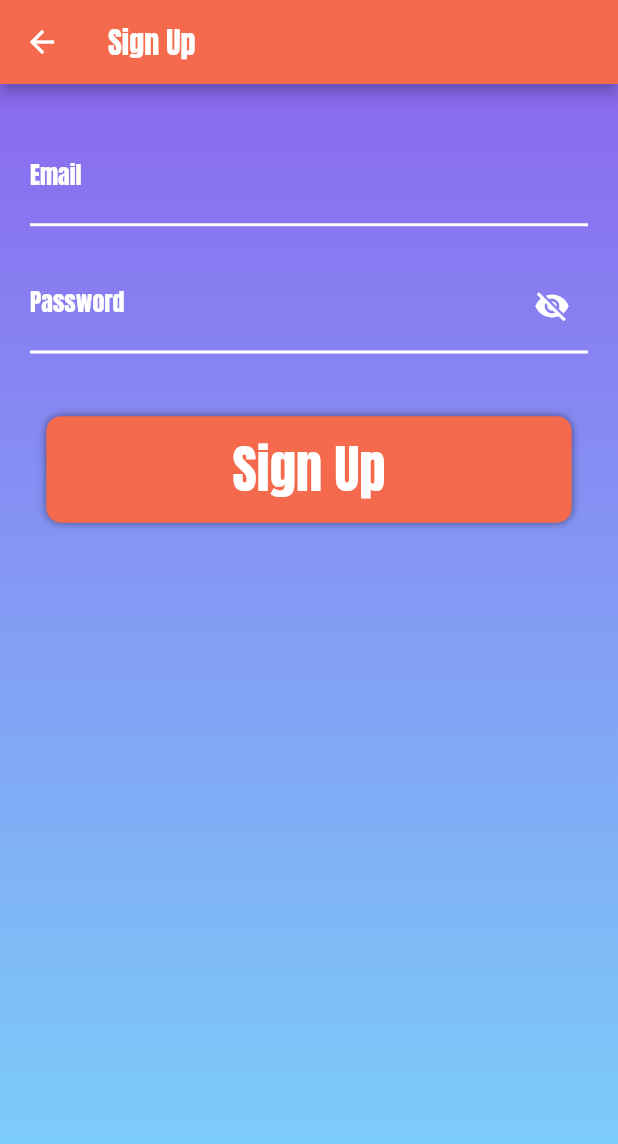
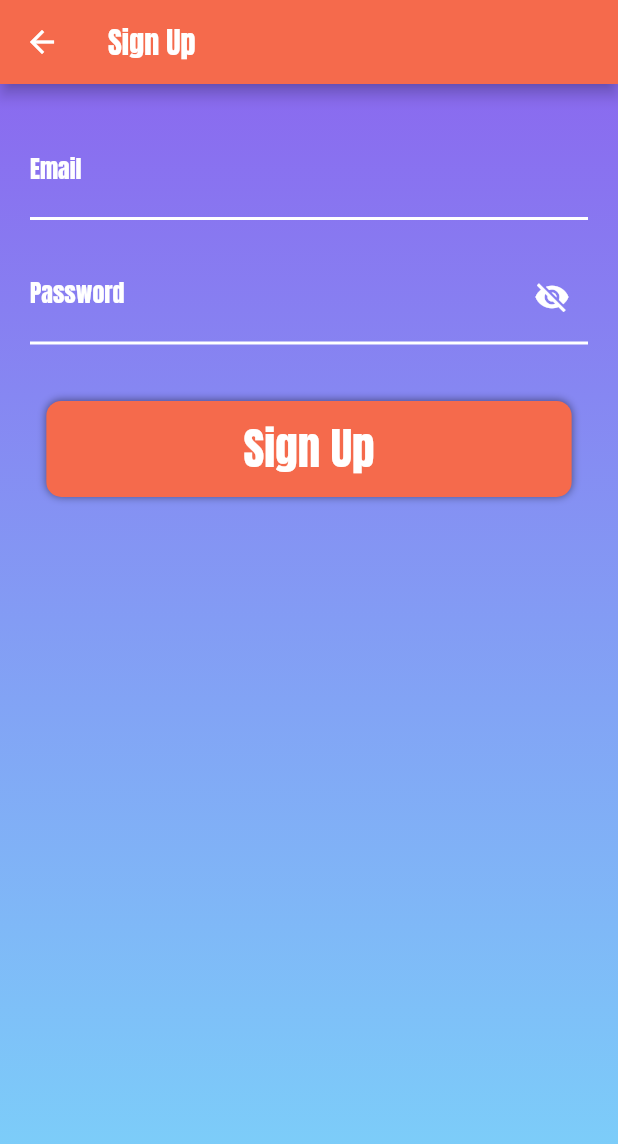
Before and after one commit to guilhermebernava/shop_app, a Flutter app: the screen it shows after launch, after a tap on "Login", after a tap on "or", on a phone screen of 412 x 824 dp. Shown: the top 1144 px of the screen. Run offline on Flutter 3.47's test engine with Material 2 defaults, Android fonts, the phone set to English and light mode, and no system bars; our stand-ins replace custom_radio_grouped_button, firebase_auth, firebase_core, flutter_dotenv, shared_preferences; missing offline and left inert: http_interceptor; accounts and stored records are empty.

Commit message:
ending final ajusts in app

```diff
--- a/lib/app.dart
+++ b/lib/app.dart
@@ -2,6 +2,7 @@ import 'package:flutter/material.dart';
 import 'package:provider/provider.dart';
 import 'package:shop_app/helpers/custom_router.dart';
 import 'package:shop_app/providers/auth.dart';
+import 'package:shop_app/providers/button_provider.dart';
 import 'package:shop_app/providers/cart_provider.dart';
 import 'package:shop_app/providers/order_provider.dart';
 import 'package:shop_app/providers/product_detail_provider.dart';
@@ -35,11 +36,9 @@ class App extends StatelessWidget {
             return const MaterialApp(
               debugShowCheckedModeBanner: false,
               home: Center(
-                child: Center(
-                  child: CircularProgressIndicator(
-                    color: AppColors.darkGreen,
-                    strokeWidth: 10,
-                  ),
+                child: CircularProgressIndicator(
+                  color: AppColors.darkGreen,
+                  strokeWidth: 10,
                 ),
               ),
             );
@@ -65,6 +64,9 @@ class App extends StatelessWidget {
                   create: (_) => OrderProvider(),
                   update: (_, auth, orderProvider) =>
                       orderProvider!..update(auth.token, auth.userId),
+                ),
+                ChangeNotifierProvider(
+                  create: (_) => ButtonProvider(),
                 ),
               ],
               child: Consumer<Auth>(
--- /dev/null
+++ b/lib/providers/button_provider.dart
@@ -0,0 +1,15 @@
+import 'package:flutter/material.dart';
+
+class ButtonProvider with ChangeNotifier {
+  bool _canClick = true;
+
+  bool get canClick => _canClick;
+
+  Future timeoutCanClick(int seconds) async {
+    _canClick = false;
+    notifyListeners();
+    await Future.delayed(Duration(seconds: seconds));
+    _canClick = true;
+    notifyListeners();
+  }
+}
--- a/lib/providers/products_provider.dart
+++ b/lib/providers/products_provider.dart
@@ -188,7 +188,7 @@ class ProductsProvider with ChangeNotifier {
   void _updateUserProducts(ProductModel model, String id) {
     final existProduct = ListServices.firstProduct(_userProducts, model);
     if (existProduct.id == '-1') {
-      _products.add(ProductModel(
+      _userProducts.add(ProductModel(
         id: id,
         title: model.title,
         description: model.description,
--- a/lib/screens/login/login.dart
+++ b/lib/screens/login/login.dart
@@ -1,7 +1,10 @@
 import 'package:flutter/material.dart';
+import 'package:provider/provider.dart';
+import 'package:shop_app/providers/button_provider.dart';
 import 'package:shop_app/screens/login/login_controller.dart';
 import 'package:shop_app/services/route_services.dart';
 import 'package:shop_app/themes/app_colors.dart';
+import 'package:shop_app/widgets/login_button.dart';
 import 'package:shop_app/widgets/login_inputs.dart';
 import 'package:shop_app/widgets/login_background.dart';
 
@@ -96,17 +99,38 @@ class _LoginState extends State<Login> with SingleTickerProviderStateMixin {
               opacity: _opacityAnimation,
               child: Form(
                 key: controller.formKey,
-                child: LoginInputs(
-                  onTap: () {
-                    controller.loginUser(context).then((value) =>
-                        RouteServices.redirectNoReturn(value, '/', context));
-                  },
-                  size: size,
-                  validatorEmail: (value) => controller.emailValidator(value),
-                  validatorPassword: (value) =>
-                      controller.passwordValidator(value),
-                  emailController: controller.emailController,
-                  passwordController: controller.passwordController,
+                child: Column(
+                  children: [
+                    LoginInputs(
+                      size: size,
+                      validatorEmail: (value) =>
+                          controller.emailValidator(value),
+                      validatorPassword: (value) =>
+                          controller.passwordValidator(value),
+                      emailController: controller.emailController,
+                      passwordController: controller.passwordController,
+                    ),
+                    Consumer<ButtonProvider>(
+                      builder: (context, buttonProvider, child) => LoginButton(
+                        context: context,
+                        size: size,
+                        canClick: buttonProvider.canClick,
+                        onTap: () {
+                          if (buttonProvider.canClick) {
+                            buttonProvider.timeoutCanClick(2);
+
+                            controller.loginUser(context).then((value) {
+                              if (value) {
+                                RouteServices.redirectNoReturn(
+                                    value, '/', context);
+                              }
+                            });
+                          }
+                        },
+                        isLogin: true,
+                      ),
+                    )
+                  ],
                 ),
               ),
             ),
--- a/lib/screens/sign_up/sign_up.dart
+++ b/lib/screens/sign_up/sign_up.dart
@@ -1,6 +1,9 @@
 import 'package:flutter/material.dart';
+import 'package:provider/provider.dart';
+import 'package:shop_app/providers/button_provider.dart';
 import 'package:shop_app/screens/sign_up/sign_up_controller.dart';
 import 'package:shop_app/services/route_services.dart';
+import 'package:shop_app/widgets/login_button.dart';
 import 'package:shop_app/widgets/login_inputs.dart';
 import 'package:shop_app/widgets/login_background.dart';
 
@@ -24,18 +27,38 @@ class SingUp extends StatelessWidget {
           children: [
             Form(
               key: controller.formKey,
-              child: LoginInputs(
-                onTap: () {
-                  controller.createUser(context).then((value) =>
-                      RouteServices.redirectNoReturn(value, '/', context));
-                },
-                isLogin: false,
+              child: Column(
+                mainAxisAlignment: MainAxisAlignment.center,
+                children: [
+                  LoginInputs(
                     size: size,
                     validatorEmail: (value) => controller.emailValidator(value),
                     validatorPassword: (value) =>
                         controller.passwordValidator(value),
                     emailController: controller.emailController,
                     passwordController: controller.passwordController,
+                  ),
+                  Consumer<ButtonProvider>(
+                    builder: (context, buttonProvider, child) => LoginButton(
+                      context: context,
+                      size: size,
+                      canClick: buttonProvider.canClick,
+                      onTap: () {
+                        if (buttonProvider.canClick) {
+                          buttonProvider.timeoutCanClick(2);
+
+                          controller.createUser(context).then((value) {
+                            if (value) {
+                              RouteServices.redirectNoReturn(
+                                  value, '/', context);
+                            }
+                          });
+                        }
+                      },
+                      isLogin: false,
+                    ),
+                  )
+                ],
               ),
             )
           ],
--- /dev/null
+++ b/lib/widgets/login_button.dart
@@ -0,0 +1,81 @@
+import 'package:flutter/material.dart';
+import 'package:shop_app/widgets/save_button.dart';
+
+import '../screens/sign_up/sign_up.dart';
+import '../themes/app_colors.dart';
+
+class LoginButton extends Padding {
+  LoginButton({
+    Key? key,
+    required Size size,
+    required bool canClick,
+    required VoidCallback onTap,
+    required bool isLogin,
+    required BuildContext context,
+  }) : super(
+          key: key,
+          padding: const EdgeInsets.symmetric(
+            vertical: 20,
+          ),
+          child: Column(
+            children: [
+              CustomTextButton(
+                width: size.width * 0.85,
+                onTap: onTap,
+                text: canClick
+                    ? Text(
+                        isLogin ? 'Login' : 'Sign Up',
+                        textAlign: TextAlign.center,
+                        style: const TextStyle(
+                          color: AppColors.white,
+                          fontSize: 30,
+                        ),
+                      )
+                    : const Center(
+                        child: CircularProgressIndicator(
+                          color: AppColors.white,
+                          strokeWidth: 3,
+                        ),
+                      ),
+                color: AppColors.orange,
+              ),
+              const SizedBox(
+                height: 20,
+              ),
+              isLogin
+                  ? InkWell(
+                      onTap: () {
+                        Navigator.pushNamed(
+                          context,
+                          SingUp.route,
+                        );
+                      },
+                      child: Row(
+                        mainAxisAlignment: MainAxisAlignment.center,
+                        crossAxisAlignment: CrossAxisAlignment.center,
+                        children: const [
+                          Text(
+                            'or',
+                            style: TextStyle(
+                              fontSize: 16,
+                              color: Colors.white,
+                            ),
+                          ),
+                          SizedBox(
+                            width: 10,
+                          ),
+                          Text(
+                            'sign up',
+                            style: TextStyle(
+                              fontSize: 16,
+                              color: Colors.blueAccent,
+                            ),
+                          ),
+                        ],
+                      ),
+                    )
+                  : Container()
+            ],
+          ),
+        );
+}
--- a/lib/widgets/login_inputs.dart
+++ b/lib/widgets/login_inputs.dart
@@ -1,7 +1,4 @@
 import 'package:flutter/material.dart';
-import 'package:shop_app/widgets/save_button.dart';
-import '../screens/sign_up/sign_up.dart';
-import '../themes/app_colors.dart';
 import 'input.dart';
 
 class LoginInputs extends StatefulWidget {
@@ -10,8 +7,6 @@ class LoginInputs extends StatefulWidget {
   final String? Function(String?)? validatorPassword;
   final TextEditingController emailController;
   final TextEditingController passwordController;
-  final bool isLogin;
-  final VoidCallback onTap;
 
   const LoginInputs({
     Key? key,
@@ -20,8 +15,6 @@ class LoginInputs extends StatefulWidget {
     required this.validatorPassword,
     required this.emailController,
     required this.passwordController,
-    this.isLogin = true,
-    required this.onTap,
   }) : super(key: key);
 
   @override
@@ -34,9 +27,9 @@ class _LoginInputsState extends State<LoginInputs> {
   @override
   Widget build(BuildContext context) {
     return SizedBox(
-      height: widget.size.height * 0.42,
+      height: widget.size.height * 0.22,
       child: Column(
-        mainAxisAlignment: MainAxisAlignment.spaceEvenly,
+        mainAxisAlignment: MainAxisAlignment.center,
         children: [
           Input(
             isLogin: true,
@@ -44,6 +37,9 @@ class _LoginInputsState extends State<LoginInputs> {
             controller: widget.emailController,
             inputType: TextInputType.emailAddress,
             label: 'Email',
+          ),
+          const SizedBox(
+            height: 20,
           ),
           Input(
             key: const ValueKey('password'),
@@ -53,50 +49,6 @@ class _LoginInputsState extends State<LoginInputs> {
             label: 'Password',
             isPassword: true,
           ),
-          Padding(
-            padding: const EdgeInsets.symmetric(
-              vertical: 20,
-            ),
-            child: CustomTextButton(
-              width: widget.size.width * 0.85,
-              onTap: widget.onTap,
-              text: widget.isLogin ? 'Login' : 'Sign Up',
-              color: AppColors.orange,
-            ),
-          ),
-          widget.isLogin
-              ? InkWell(
-                  onTap: () {
-                    Navigator.pushNamed(
-                      context,
-                      SingUp.route,
-                    );
-                  },
-                  child: Row(
-                    mainAxisAlignment: MainAxisAlignment.center,
-                    crossAxisAlignment: CrossAxisAlignment.center,
-                    children: const [
-                      Text(
-                        'or',
-                        style: TextStyle(
-                          fontSize: 16,
-                          color: Colors.white,
-                        ),
-                      ),
-                      SizedBox(
-                        width: 10,
-                      ),
-                      Text(
-                        'sign up',
-                        style: TextStyle(
-                          fontSize: 16,
-                          color: Colors.blueAccent,
-                        ),
-                      ),
-                    ],
-                  ),
-                )
-              : Container()
         ],
       ),
     );
--- a/lib/widgets/save_button.dart
+++ b/lib/widgets/save_button.dart
@@ -5,7 +5,7 @@ class CustomTextButton extends InkWell {
     Key? key,
     double width = double.infinity,
     required VoidCallback onTap,
-    required String text,
+    required Widget text,
     double borderRadius = 10,
     TextStyle style = const TextStyle(
       fontSize: 35,
@@ -29,11 +29,7 @@ class CustomTextButton extends InkWell {
             ),
             child: Padding(
               padding: const EdgeInsets.all(10.0),
-              child: Text(
-                text,
-                textAlign: TextAlign.center,
-                style: style,
-              ),
+              child: text,
             ),
           ),
         );
```
Also changed, not shown: lib/screens/product_edit/product_edit.dart (+30 -8 lines), lib/widgets/app_drawer.dart (+14 -2 lines), lib/widgets/image_with_favorite.dart (+10 -0 lines). Lines whose indentation alone changed are shown as unchanged.
